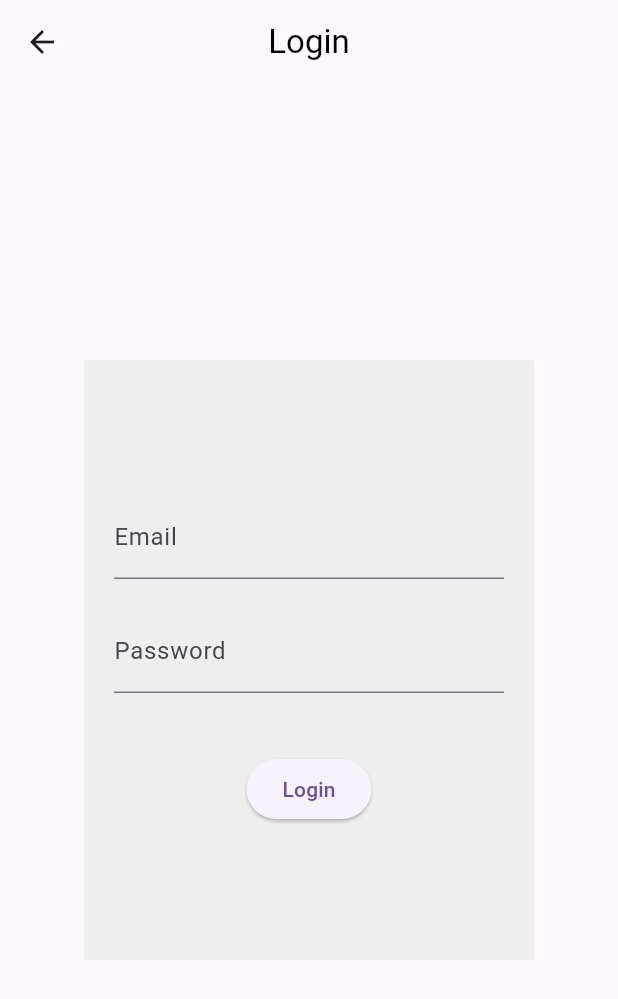
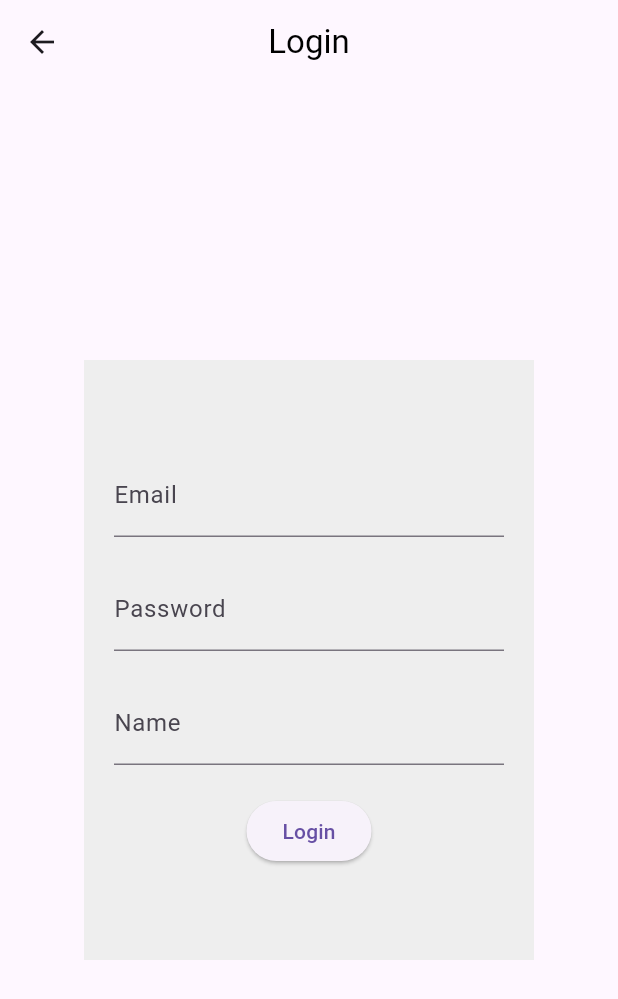
Before and after one commit to aditya-10k/webqr, a Flutter app: the screen it shows after launch, after a tap on "Login Manually", on a phone screen of 412 x 824 dp. Shown: the top 999 px of the screen. Run offline on Flutter 3.47's test engine with Material 3 defaults, Android fonts, the phone set to English and light mode, and no system bars; our stand-ins replace cloud_firestore, firebase_auth, firebase_core, qr_flutter; accounts and stored records are empty.

Commit message:
2nd commit

```diff
--- a/lib/auth.dart
+++ b/lib/auth.dart
@@ -1,7 +1,6 @@
 import 'package:firebase_auth/firebase_auth.dart';
 
 class Auth {
-
   final FirebaseAuth _auth = FirebaseAuth.instance;
 
   User? get user => _auth.currentUser;
--- a/lib/landingpage.dart
+++ b/lib/landingpage.dart
@@ -1,6 +1,9 @@
+import 'package:cloud_firestore/cloud_firestore.dart';
 import 'package:flutter/material.dart';
 import 'package:qr_flutter/qr_flutter.dart';
+import 'package:uuid/uuid.dart';
 import 'package:webqr/manuallogin.dart';
+import 'package:webqr/weblogincomp.dart';
 
 
 class Landingpage extends StatefulWidget {
@@ -11,13 +14,81 @@ class Landingpage extends StatefulWidget {
 }
 
 class _LandingpageState extends State<Landingpage> {
+  String? sessionId;
+  bool isLoading = true;
 
+  @override
+  void initState() {
+    super.initState();
+    _createSession();
+  }
 
+  Future<void> _createSession() async {
+    try {
+      String id = Uuid().v4();
+      setState(() {
+        sessionId = id;
+        isLoading = true;
+      });
 
-  String? _sessionid;
-  String link = 'https://adityakathe.netlify.app/';
+      await FirebaseFirestore.instance.collection('web_sessions').doc(id).set({
+        'isAuthenticated': false,
+        'userId': null,
+        'email': null,
+        'displayName': null,
+        'photoURL': null,
+        'timestamp': FieldValue.serverTimestamp(),
+      });
+
+      setState(() {
+        isLoading = false;
+      });
+    } catch (e) {
+      print("Error creating session: $e");
+      setState(() {
+        isLoading = false;
+      });
+      _showErrorDialog("Failed to create session. Please try again.");
+    }
+  }
+
+  void _showErrorDialog(String message) {
+    showDialog(
+      context: context,
+      builder: (context) {
+        return AlertDialog(
+          title: const Text('Error'),
+          content: Text(message),
+          actions: [
+            TextButton(
+              onPressed: () {
+                Navigator.of(context).pop();
+              },
+              child: const Text('OK'),
+            ),
+          ],
+        );
+      },
+    );
+  }
+
   @override
   Widget build(BuildContext context) {
+    if (isLoading || sessionId == null) {
+      return Scaffold(
+        body: Center(
+          child: Column(
+            mainAxisAlignment: MainAxisAlignment.center,
+            children: const [
+              CircularProgressIndicator(),
+              SizedBox(height: 10),
+              Text("Creating session..."),
+            ],
+          ),
+        ),
+      );
+    }
+
     return Scaffold(
       appBar: AppBar(
         title: const Text('Landing Page'),
@@ -29,14 +100,39 @@ class _LandingpageState extends State<Landingpage> {
           children: [
             const Text(
               'Welcome to the Landing Page',
+              style: TextStyle(fontSize: 18, fontWeight: FontWeight.bold),
             ),
             const SizedBox(height: 20),
-            QrImageView(data: link, size: 200),
+            QrImageView(
+              data: sessionId!,
+              size: 200,
+              backgroundColor: Colors.white,
+            ),
+            const SizedBox(height: 20),
+            WebLoginListener(sessionId: sessionId!),
 
-          InkWell(
-            onTap:(){Navigator.push(context , MaterialPageRoute(builder: (context) =>  Manuallogin()));},
-            child: const Text('Login Manually'),
-          )
+            Text(
+              'Scan this QR code to log in',
+              style: const TextStyle(fontSize: 16),
+            ),
+            const SizedBox(height: 20),
+            InkWell(
+              onTap: () {
+                Navigator.push(
+                  context,
+                  MaterialPageRoute(
+                    builder: (context) =>  Manuallogin(),
+                  ),
+                );
+              },
+              child: const Text(
+                'Login Manually',
+                style: TextStyle(
+                  color: Colors.blue,
+                  decoration: TextDecoration.underline,
+                ),
+              ),
+            ),
           ],
         ),
       ),
--- a/lib/main.dart
+++ b/lib/main.dart
@@ -1,30 +1,49 @@
 import 'package:firebase_core/firebase_core.dart';
 import 'package:flutter/material.dart';
 import 'package:webqr/firebase_options.dart';
-
 import 'widgettree.dart';
 
-Future<void> main() async {
+void main() async {
+  WidgetsFlutterBinding.ensureInitialized();
 
-  WidgetsFlutterBinding.ensureInitialized();
+  // Ensure Firebase is initialized outside the UI tree to avoid conflicts
   await Firebase.initializeApp(
-    options: DefaultFirebaseOptions.currentPlatform
+    options: DefaultFirebaseOptions.currentPlatform,
   );
+
   runApp(const MyApp());
 }
 
 class MyApp extends StatelessWidget {
   const MyApp({super.key});
 
-  // This widget is the root of your application.
   @override
   Widget build(BuildContext context) {
     return MaterialApp(
       debugShowCheckedModeBanner: false,
       title: 'Web QR',
-
-    home: //Landingpage(),
-    Widgettree()
+      home: FirebaseInitScreen(),
     );
   }
 }
+
+class FirebaseInitScreen extends StatelessWidget {
+  @override
+  Widget build(BuildContext context) {
+    return FutureBuilder(
+      future: Firebase.initializeApp(
+        options: DefaultFirebaseOptions.currentPlatform,
+      ),
+      builder: (context, snapshot) {
+        // If Firebase is initialized, navigate to the main app
+        if (snapshot.connectionState == ConnectionState.done) {
+          return const Widgettree();
+        }
+        // Show a loading indicator while Firebase initializes
+        return Scaffold(
+          body: Center(child: CircularProgressIndicator()),
+        );
+      },
+    );
+  }
+}
--- a/lib/manuallogin.dart
+++ b/lib/manuallogin.dart
@@ -1,21 +1,29 @@
+import 'package:firebase_auth/firebase_auth.dart';
 import 'package:flutter/material.dart';
 import 'package:webqr/auth.dart';
 import 'package:webqr/homepage.dart';
 
 class Manuallogin extends StatefulWidget {
-   Manuallogin({super.key});
+  Manuallogin({super.key});
 
   @override
   State<Manuallogin> createState() => _ManualloginState();
 }
 
 class _ManualloginState extends State<Manuallogin> {
-
-  String? errorMessage='';
+  String? errorMessage = '';
   bool isLogin = false;
 
   final TextEditingController _emailController = TextEditingController();
   final TextEditingController _passwordController = TextEditingController();
+  final TextEditingController _nameController = TextEditingController();
+
+  @override
+  void dispose() {
+    _emailController.dispose();
+    _passwordController.dispose();
+    super.dispose();
+  }
 
   Future<void> login() async {
     try {
@@ -23,7 +31,10 @@ class _ManualloginState extends State<Manuallogin> {
         email: _emailController.text,
         password: _passwordController.text,
       );
-      Navigator.push(context , MaterialPageRoute(builder: (context) => const Homepage()));
+      Navigator.push(
+        context,
+        MaterialPageRoute(builder: (context) => const Homepage()),
+      );
       setState(() {
         isLogin = true;
       });
@@ -34,8 +45,9 @@ class _ManualloginState extends State<Manuallogin> {
     }
   }
 
+  // TextFormField widget to avoid duplicate code
   Widget _entryField(String title, TextEditingController controller) {
-    return TextField(
+    return TextFormField(
       controller: controller,
       decoration: InputDecoration(
         labelText: title,
@@ -65,11 +77,12 @@ class _ManualloginState extends State<Manuallogin> {
   Widget build(BuildContext context) {
     return Scaffold(
       appBar: AppBar(
-        title: const Text('Login',
-        style: TextStyle(
-          color: Colors.black,
-
-        ),),
+        title: const Text(
+          'Login',
+          style: TextStyle(
+            color: Colors.black,
+          ),
+        ),
         centerTitle: true,
       ),
       body: Center(
@@ -82,17 +95,15 @@ class _ManualloginState extends State<Manuallogin> {
             color: Colors.grey[200],
             child: Column(
               mainAxisAlignment: MainAxisAlignment.center,
-              children:  [
-                //Text('Login Page'),
+              children: [
                 _entryField('Email', _emailController),
                 SizedBox(height: 20),
                 _entryField('Password', _passwordController),
                 SizedBox(height: 20),
+                _entryField('Name', _nameController),
                 _errorMessage(),
                 SizedBox(height: 20),
                 _submitButton(),
-
-
               ],
             ),
           ),
--- /dev/null
+++ b/lib/weblogincomp.dart
@@ -0,0 +1,62 @@
+import 'dart:async';
+
+import 'package:cloud_firestore/cloud_firestore.dart';
+import 'package:flutter/material.dart';
+import 'package:webqr/homepage.dart';
+
+class WebLoginListener extends StatefulWidget {
+  final String sessionId;
+
+  const WebLoginListener({Key? key, required this.sessionId}) : super(key: key);
+
+  @override
+  _WebLoginListenerState createState() => _WebLoginListenerState();
+}
+
+class _WebLoginListenerState extends State<WebLoginListener> {
+  late StreamSubscription<DocumentSnapshot<Map<String, dynamic>>> _authSubscription;
+
+  @override
+  void initState() {
+    super.initState();
+    _authSubscription = FirebaseFirestore.instance
+        .collection('web_sessions')
+        .doc(widget.sessionId)
+        .snapshots()
+        .listen((snapshot) {
+      // Check if the snapshot exists and has valid data
+      if (snapshot.exists) {
+        // Log the snapshot data for debugging
+        debugPrint('Snapshot Data: ${snapshot.data()}');
+
+        // Check if the user is authenticated
+        if (snapshot.data()?['isAuthenticated'] == true) {
+          // Log and navigate if authenticated
+          debugPrint('User authenticated, navigating to Homepage...');
+
+          Navigator.pushReplacement(
+            context,
+            MaterialPageRoute(builder: (context) => Homepage(sessionId: widget.sessionId)),
+          );
+        } else {
+          // Log if user is not authenticated yet
+          debugPrint('User not authenticated yet.');
+        }
+      } else {
+        // Log if the document doesn't exist or has no data
+        debugPrint('Snapshot does not exist or has no data.');
+      }
+    });
+  }
+
+  @override
+  void dispose() {
+    _authSubscription.cancel();
+    super.dispose();
+  }
+
+  @override
+  Widget build(BuildContext context) {
+    return const SizedBox.shrink(); // Hide this widget after navigation
+  }
+}
--- a/pubspec.yaml
+++ b/pubspec.yaml
@@ -38,6 +38,8 @@ dependencies:
   firebase_core: ^3.9.0
   qr_flutter: ^4.1.0
   firebase_auth: ^5.3.4
+  uuid: ^4.5.1
+  cloud_firestore: ^5.6.0
 
 dev_dependencies:
   flutter_test:
```
Also changed, not shown: lib/firestoreservice.dart (added, +28 -0 lines), lib/homepage.dart (+60 -12 lines), pubspec.lock, 5 other files.
